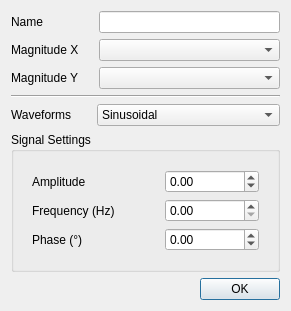
Qt form plot_tool/designer/graph_dialog/graph_dialog_ui.ui (grupo-tc-volcan/plot-tool) before a commit.
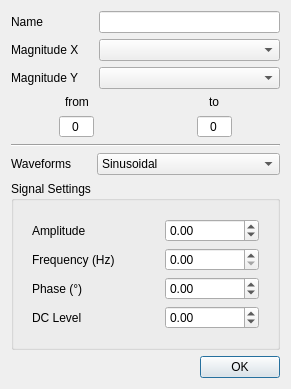
The same form after that commit. The open tabs and pages were chosen to show the change.

```diff
--- a/plot_tool/designer/graph_dialog/graph_dialog_ui.ui
+++ b/plot_tool/designer/graph_dialog/graph_dialog_ui.ui
@@ -10,7 +10,7 @@
     <x>0</x>
     <y>0</y>
     <width>282</width>
-    <height>308</height>
+    <height>336</height>
    </rect>
   </property>
   <property name="sizePolicy">
@@ -60,6 +60,62 @@
      </item>
     </layout>
    </item>
+   <item>
+    <layout class="QGridLayout" name="gridLayout">
+     <item row="0" column="0" alignment="Qt::AlignHCenter">
+      <widget class="QLabel" name="label_15">
+       <property name="text">
+        <string>from</string>
+       </property>
+      </widget>
+     </item>
+     <item row="0" column="1" alignment="Qt::AlignHCenter">
+      <widget class="QLabel" name="label_16">
+       <property name="text">
+        <string>to</string>
+       </property>
+      </widget>
+     </item>
+     <item row="1" column="0" alignment="Qt::AlignHCenter">
+      <widget class="QSpinBox" name="fromInput">
+       <property name="wrapping">
+        <bool>true</bool>
+       </property>
+       <property name="alignment">
+        <set>Qt::AlignCenter</set>
+       </property>
+       <property name="buttonSymbols">
+        <enum>QAbstractSpinBox::NoButtons</enum>
+       </property>
+       <property name="minimum">
+        <number>-100</number>
+       </property>
+       <property name="maximum">
+        <number>100</number>
+       </property>
+      </widget>
+     </item>
+     <item row="1" column="1" alignment="Qt::AlignHCenter">
+      <widget class="QSpinBox" name="toInput">
+       <property name="wrapping">
+        <bool>true</bool>
+       </property>
+       <property name="alignment">
+        <set>Qt::AlignCenter</set>
+       </property>
+       <property name="buttonSymbols">
+        <enum>QAbstractSpinBox::NoButtons</enum>
+       </property>
+       <property name="minimum">
+        <number>-100</number>
+       </property>
+       <property name="maximum">
+        <number>100</number>
+       </property>
+      </widget>
+     </item>
+    </layout>
+   </item>
    <item>
     <widget class="Line" name="line">
      <property name="orientation">
@@ -171,6 +227,23 @@
               </property>
              </widget>
             </item>
+            <item row="3" column="0">
+             <widget class="QLabel" name="label_19">
+              <property name="text">
+               <string>DC Level</string>
+              </property>
+             </widget>
+            </item>
+            <item row="3" column="1">
+             <widget class="QDoubleSpinBox" name="sinDc">
+              <property name="minimum">
+               <double>-180.000000000000000</double>
+              </property>
+              <property name="maximum">
+               <double>180.000000000000000</double>
+              </property>
+             </widget>
+            </item>
            </layout>
           </item>
          </layout>
```
Left out of the diff: 58 changed lines with no effect on the pictures.
